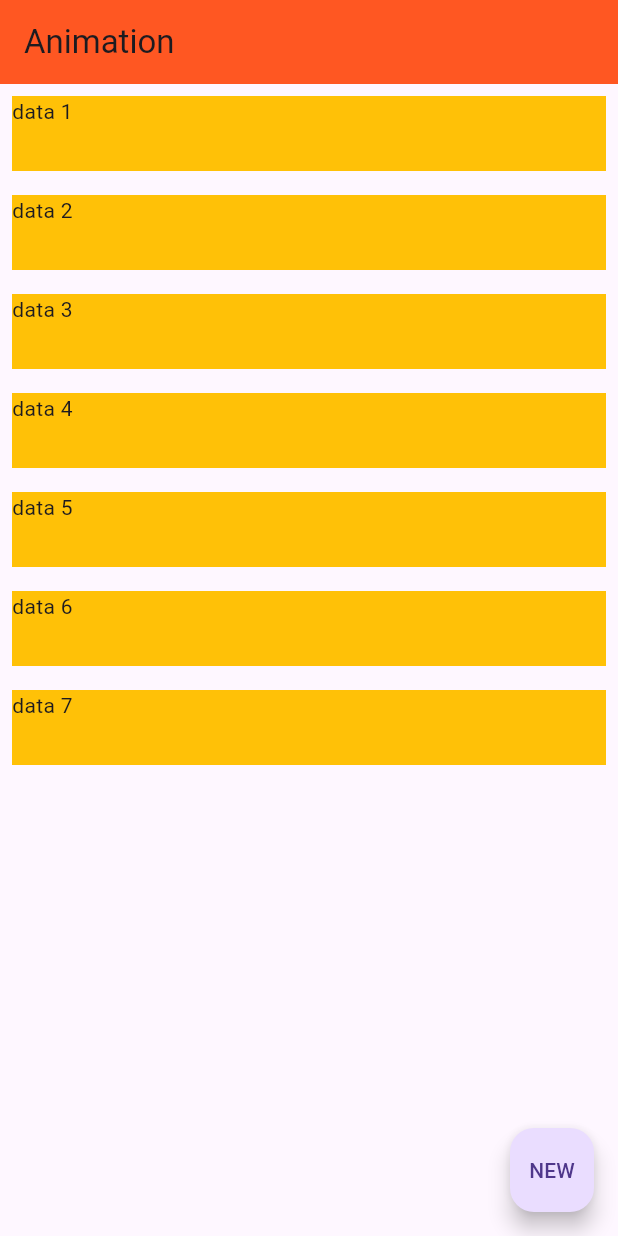
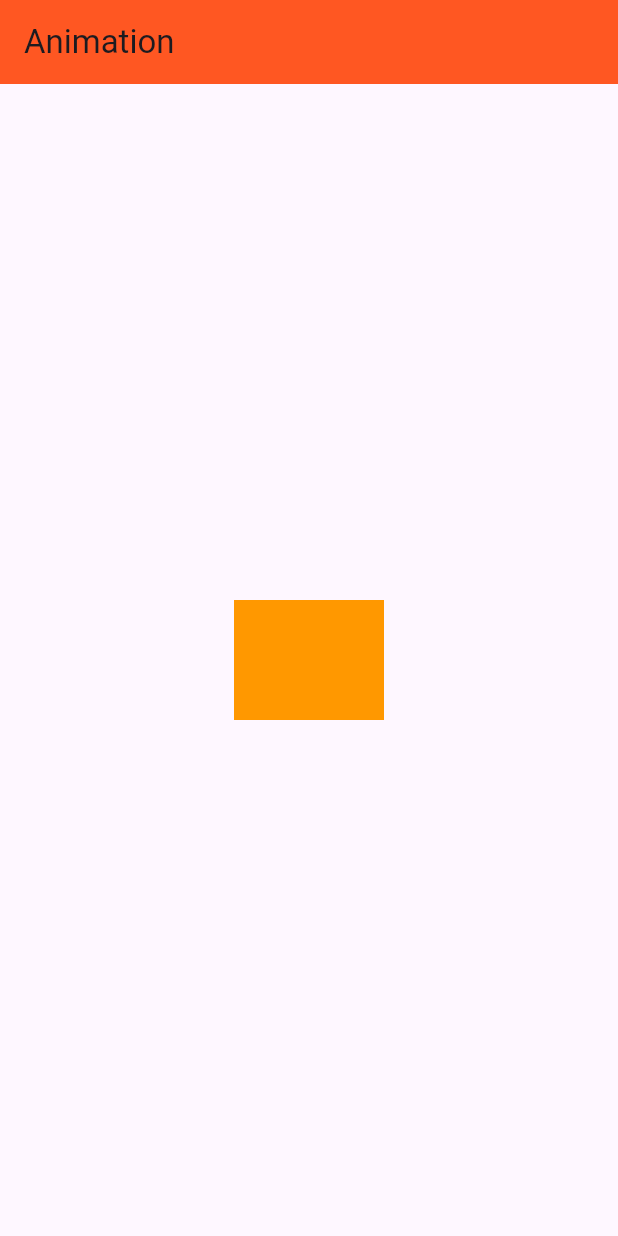
Before and after one commit to themayankprajapat/flutter_tutorial, a Flutter app: the screen it shows after launch, on a phone screen of 412 x 824 dp. Run offline on Flutter 3.47's test engine with Material 2 defaults, Android fonts, the phone set to English and light mode, and no system bars; our stand-ins replace cloud_firestore, firebase_auth, firebase_core, flutter_riverpod, google_sign_in, hive and 5 more; missing offline and left inert: linked_scroll_controller; accounts and stored records are empty.

Commit message:
staggered animation example

```diff
--- a/lib/screens/animation_screen.dart
+++ b/lib/screens/animation_screen.dart
@@ -18,6 +18,10 @@ class _AnimationScreenState extends ConsumerState<AnimationScreen>
   // late Animation<Color?> _colorAnimation;
   // late Animation<double> _sizeAnimation;
 
+  late Animation<double> _sizeAnimation;
+  late Animation<double> _positionAnimation;
+  late Animation<double> _fadeAnimation;
+  late Animation<double> _paddingAnimation;
   bool like = false;
   int counter = 0;
 
@@ -25,9 +29,16 @@ class _AnimationScreenState extends ConsumerState<AnimationScreen>
   void initState() {
     controller = AnimationController(
       vsync: this,
-      duration: const Duration(seconds: 1),
-    )..forward();
-
+      duration: const Duration(seconds: 4),
+    );
+    _sizeAnimation = Tween<double>(begin: 80, end: 200).animate(
+        CurvedAnimation(parent: controller, curve: const Interval(0, 0.25)));
+    _fadeAnimation = Tween<double>(begin: 0, end: 1).animate(
+        CurvedAnimation(parent: controller, curve: const Interval(0.75, 1)));
+    _paddingAnimation = Tween<double>(begin: 30, end: 0).animate(
+        CurvedAnimation(parent: controller, curve: const Interval(0.75, 1)));
+    _positionAnimation = Tween<double>(begin: 0, end: 100).animate(
+        CurvedAnimation(parent: controller, curve: const Interval(0.25, 0.50)));
     // final curve = CurvedAnimation(
     //     parent: controller,
     //     curve: const Interval(0.0, 0.5, curve: Curves.easeInOut));
@@ -56,24 +67,24 @@ class _AnimationScreenState extends ConsumerState<AnimationScreen>
     //   }
     // });
     super.initState();
-    _loadItems();
+    // _loadItems();
   }
 
-  final _fetchedItems = [1, 2, 3, 4, 5, 6, 7];
+  // final _fetchedItems = [1, 2, 3, 4, 5, 6, 7];
 
-  Future<void> _loadItems() async {
-    for (int item in _fetchedItems) {
-      // 1) Wait for one second
-      await Future.delayed(const Duration(milliseconds: 100));
-      // 2) Adding data to actual variable that holds the item.
-      _items.add(item);
-      // 3) Telling animated list to start animation
-      listKey.currentState?.insertItem(_items.length - 1);
-    }
-  }
+  // Future<void> _loadItems() async {
+  //   for (int item in _fetchedItems) {
+  //     // 1) Wait for one second
+  //     await Future.delayed(const Duration(milliseconds: 100));
+  //     // 2) Adding data to actual variable that holds the item.
+  //     _items.add(item);
+  //     // 3) Telling animated list to start animation
+  //     listKey.currentState?.insertItem(_items.length - 1);
+  //   }
+  // }
 
-  List<int> _items = [];
-  final listKey = GlobalKey<AnimatedListState>();
+  // List<int> _items = [];
+  // final listKey = GlobalKey<AnimatedListState>();
 
   @override
   void dispose() {
@@ -85,36 +96,77 @@ class _AnimationScreenState extends ConsumerState<AnimationScreen>
   Widget build(BuildContext context) {
     return Scaffold(
       appBar: AppBar(title: const Text('Animation')),
-        floatingActionButton: FloatingActionButton(
-          onPressed: () {
-            listKey.currentState?.insertItem(_items.length,
-                duration: const Duration(milliseconds: 100));
-            _items = [..._items, counter++];
-            setState(() {});
-            // controller.stop();
+      // floatingActionButton: FloatingActionButton(
+      //   onPressed: () {
+      //     listKey.currentState?.insertItem(_items.length,
+      //         duration: const Duration(milliseconds: 100));
+      //     _items = [..._items, counter++];
+      //     setState(() {});
+      //     // controller.stop();
+      //   },
+      //   child: const Text('NEW'),
+      // ),
+
+      body: Center(
+        child: Column(
+          mainAxisAlignment: MainAxisAlignment.center,
+          children: [
+            AnimatedBuilder(
+              animation: controller,
+              builder: (context, child) {
+                return GestureDetector(
+                  onTap: () {
+                    controller.forward();
                   },
-          child: const Text('NEW'),
+                  child: Container(
+                    alignment: Alignment.bottomCenter,
+                    height: _sizeAnimation.value,
+                    width: 80 + (_sizeAnimation.value / 4),
+                    color: Colors.orange,
+                    child: Container(
+                      height: _positionAnimation.value,
+                      width: 80 + (_sizeAnimation.value / 4),
+                      color: Colors.blueGrey,
+                      alignment: Alignment.center,
+                      child: Padding(
+                        padding: EdgeInsets.only(top: _paddingAnimation.value),
+                        child: Text(
+                          'Yup',
+                          style: TextStyle(
+                            fontSize: 20,
+                            color:
+                                Colors.white.withOpacity(_fadeAnimation.value),
                           ),
-        body: AnimatedList(
-          key: listKey,
-          initialItemCount: _items.length,
-          itemBuilder: (context, index, animation) {
-            return Padding(
-              padding: const EdgeInsets.all(8.0),
-              child: SlideTransition(
-                position: Tween<Offset>(
-                        begin: const Offset(1, 0), end: const Offset(0, 0))
-                    .animate(animation),
-                child: Container(
-                  width: 400,
-                  height: 50,
-                  color: Colors.amber,
-                  child: Text('data ${index + 1}'),
+                        ),
+                      ),
                     ),
                   ),
                 );
               },
             )
+          ],
+        ),
+      ),
+      // AnimatedList(
+      //   key: listKey,
+      //   initialItemCount: _items.length,
+      //   itemBuilder: (context, index, animation) {
+      //     return Padding(
+      //       padding: const EdgeInsets.all(8.0),
+      //       child: SlideTransition(
+      //         position: Tween<Offset>(
+      //                 begin: const Offset(1, 0), end: const Offset(0, 0))
+      //             .animate(animation),
+      //         child: Container(
+      //           width: 400,
+      //           height: 50,
+      //           color: Colors.amber,
+      //           child: Text('data ${index + 1}'),
+      //         ),
+      //       ),
+      //     );
+      //   },
+      // )
 
       //  Column(
       //   mainAxisAlignment: MainAxisAlignment.center,
@@ -152,7 +204,6 @@ class _AnimationScreenState extends ConsumerState<AnimationScreen>
       //     ),
       //   ],
       // ),
-
     );
   }
 }
```
Lines whose indentation alone changed are shown as unchanged.
